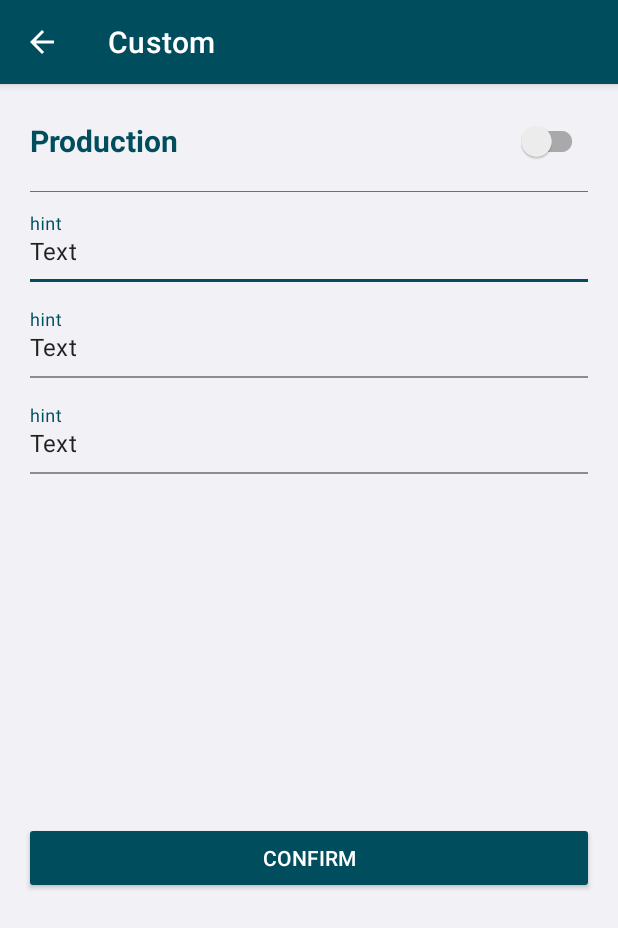
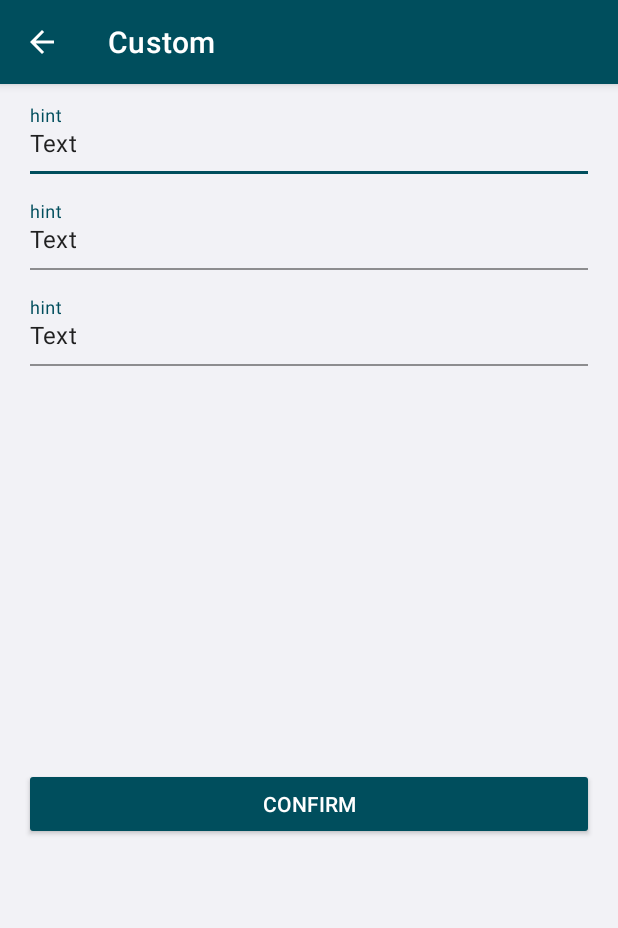
Before and after one commit to nonthawatt-pho/OneTwoThreeSDKAndroid, an Android app: the layout fragment_custom.xml on its own in the app's theme, with its tools: preview values and no code run, on a phone screen of 412 x 824 dp. Shown: the top 928 px of the screen. Run offline under Robolectric (Android 15) with nearby library versions, the phone set to English and light mode, and no system bars.

Commit message:
Add appScheme to manifest. Fixed layout.

```diff
--- a/app/src/main/java/com/ccpp/onetwothreedemo/constant/TestConstants.kt
+++ b/app/src/main/java/com/ccpp/onetwothreedemo/constant/TestConstants.kt
@@ -1,5 +1,8 @@
 package com.ccpp.onetwothreedemo.constant
 
+/**
+ * Please provide key and necessary constant value...
+ */
 object TestConstants {
     const val checksumKey = ""
     const val passphrase = ""
--- a/app/src/main/res/layout/fragment_custom.xml
+++ b/app/src/main/res/layout/fragment_custom.xml
@@ -45,41 +45,6 @@
                     android:layout_width="match_parent"
                     android:layout_height="match_parent">
 
-                <TextView
-                        android:id="@+id/title"
-                        android:layout_width="wrap_content"
-                        android:layout_height="wrap_content"
-                        android:text="@string/production"
-                        android:layout_marginHorizontal="20dp"
-                        android:layout_marginVertical="24dp"
-                        android:textSize="20sp"
-                        android:textStyle="bold"
-                        android:textColor="@color/darkGreenColor"
-                        app:layout_constraintHorizontal_bias="0"
-                        app:layout_constraintEnd_toEndOf="parent"
-                        app:layout_constraintStart_toStartOf="parent"
-                        app:layout_constraintTop_toTopOf="parent" />
-
-                <androidx.appcompat.widget.SwitchCompat
-                        android:layout_width="wrap_content"
-                        android:layout_height="wrap_content"
-                        android:layout_marginEnd="20dp"
-                        android:checked="@{viewModel.isProduction}"
-                        android:onClick="@{() -> viewModel.switchProduction()}"
-                        app:layout_constraintBottom_toBottomOf="@+id/title"
-                        app:layout_constraintEnd_toEndOf="parent"
-                        app:layout_constraintTop_toTopOf="@+id/title" />
-
-                <View
-                        android:id="@+id/divider"
-                        android:layout_width="0dp"
-                        android:layout_height="0.5dp"
-                        android:layout_margin="20dp"
-                        android:background="#707070"
-                        app:layout_constraintTop_toBottomOf="@id/title"
-                        app:layout_constraintEnd_toEndOf="parent"
-                        app:layout_constraintStart_toStartOf="parent" />
-
                 <androidx.recyclerview.widget.RecyclerView
                         android:id="@+id/customList"
                         android:layout_width="match_parent"
@@ -88,7 +53,7 @@
                         android:nestedScrollingEnabled="true"
                         tools:listitem="@layout/custom_item"
                         app:layout_constraintVertical_bias="0"
-                        app:layout_constraintTop_toBottomOf="@id/divider"
+                        app:layout_constraintTop_toTopOf="parent"
                         app:layout_constraintBottom_toBottomOf="parent"
                         app:layout_constraintEnd_toEndOf="parent"
                         app:layout_constraintStart_toStartOf="parent"/>
```
Also changed, not shown: app/src/main/AndroidManifest.xml (+7 -0 lines), app/src/main/java/com/ccpp/onetwothreedemo/custom/CustomFragment.kt (+8 -5 lines), app/src/main/java/com/ccpp/onetwothreedemo/detail/DetailViewModel.kt (+11 -13 lines).
